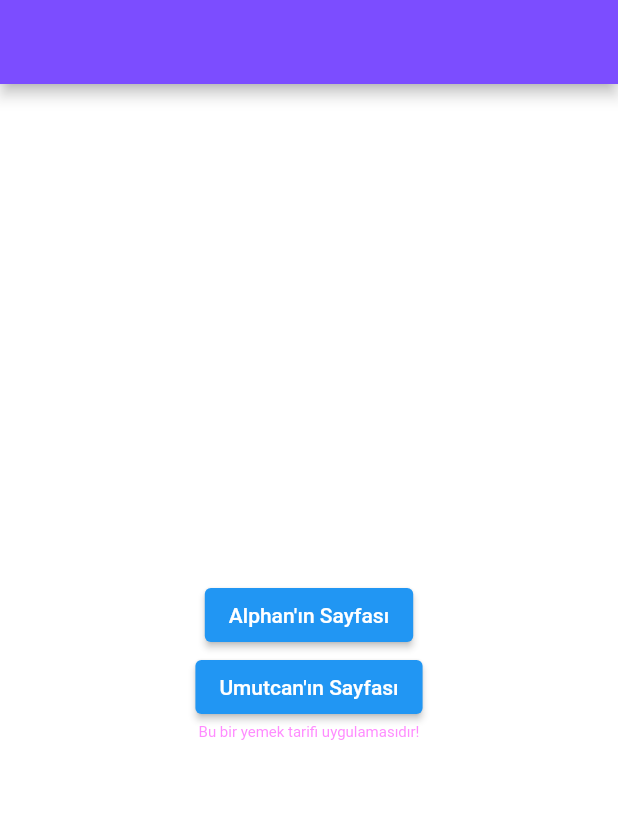
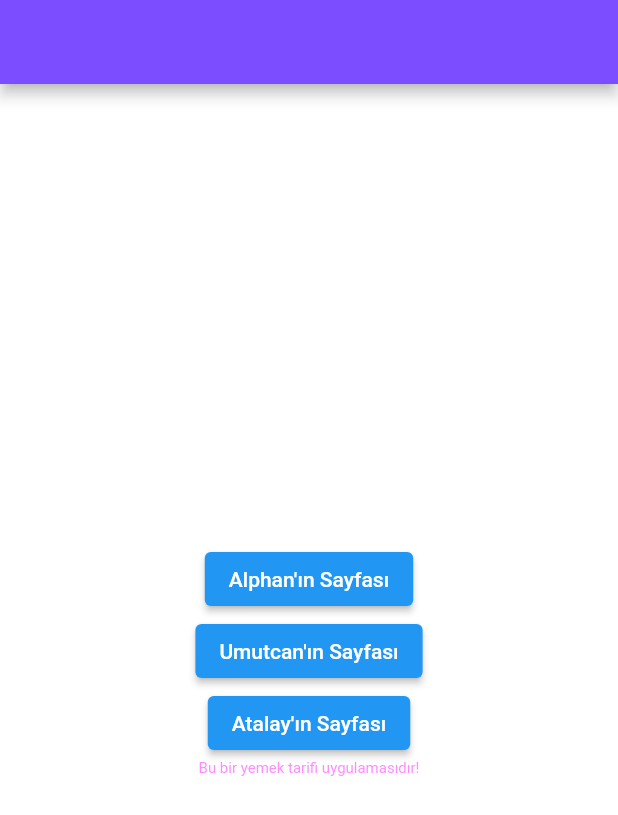
Before and after one commit to umutcanceyhan7/FlutterRecipeApp, a Flutter app: the screen it shows after launch, on a phone screen of 412 x 824 dp. Shown: the top 815 px of the screen. Run offline on Flutter 3.47's test engine with Material 2 defaults, Android fonts, the phone set to English and light mode, and no system bars; Roboto replaces fonts that are missing (Futura).

Commit message:
Atalayın sayfası ve butonu eklendi

```diff
--- a/lib/screens/mainpage/home_screen.dart
+++ b/lib/screens/mainpage/home_screen.dart
@@ -42,6 +42,18 @@ class HomeScreen extends StatelessWidget {
               ),
             ],
           ),
+          Row(
+            mainAxisAlignment: MainAxisAlignment.center,
+            crossAxisAlignment: CrossAxisAlignment.center,
+            children: <Widget>[
+              ElevatedButton(
+                onPressed: () {
+                  Navigator.pushNamed(context, '/AtalayYemek');
+                },
+                child: Text('Atalay\'ın Sayfası'),
+              ),
+            ],
+          ),
           Text('Bu bir yemek tarifi uygulamasıdır!'),
         ],
 
```
